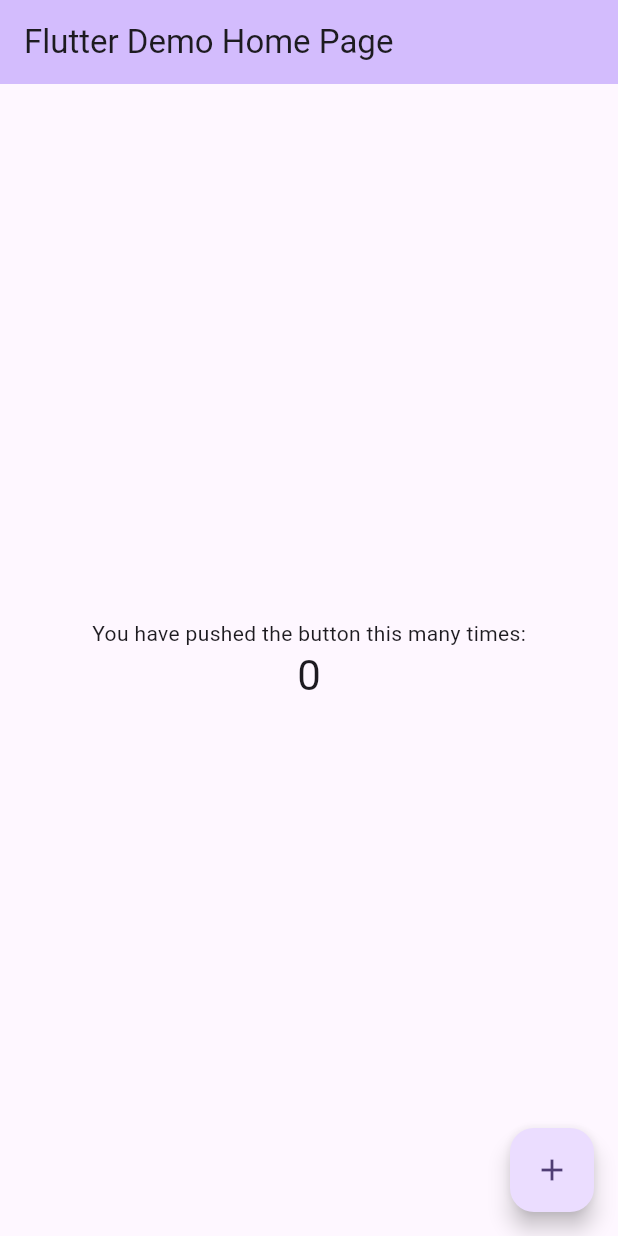
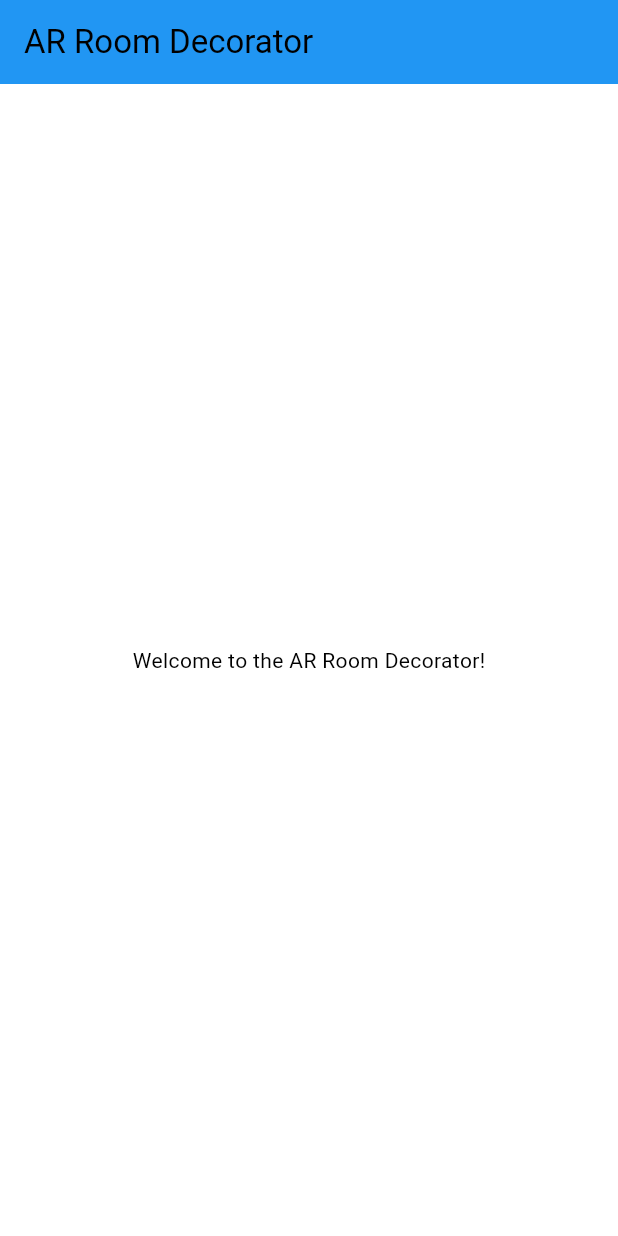
Before and after one commit to Abhishek00p/AR-Room-Decorator, a Flutter app: the screen it shows after launch, on a phone screen of 412 x 824 dp. Run offline on Flutter 3.47's test engine with Material 3 defaults, Android fonts, the phone set to English and light mode, and no system bars; our stand-ins replace go_router.

Commit message:
feat: Initial project setup for AR Room Decorator
Sets up the foundational structure for the application, following the specified clean architecture.

- Adds all required dependencies to `pubspec.yaml` for state management, AR, dependency injection, and other utilities.
- Creates the core directory structure (`core`, `data`, `domain`, `presentation`).
- Implements a basic theme in `core/theme/app_theme.dart`.
- Configures initial navigation with `go_router` in `core/utils/app_router.dart`, including a placeholder home page.
- Updates `main.dart` to integrate the new theme and router.

The initial dependency injection setup was reverted to ensure the project remains in a compilable state due to environment constraints preventing `flutter pub get` from being run.

```diff
--- /dev/null
+++ b/lib/core/theme/app_theme.dart
@@ -0,0 +1,21 @@
+import 'package:flutter/material.dart';
+
+class AppTheme {
+  static ThemeData get lightTheme {
+    return ThemeData(
+      primarySwatch: Colors.blue,
+      visualDensity: VisualDensity.adaptivePlatformDensity,
+      scaffoldBackgroundColor: Colors.white,
+      appBarTheme: const AppBarTheme(
+        color: Colors.blue,
+        elevation: 0,
+        iconTheme: IconThemeData(color: Colors.white),
+      ),
+      colorScheme: ColorScheme.fromSwatch(
+        primarySwatch: Colors.blue,
+      ).copyWith(
+        secondary: Colors.amber,
+      ),
+    );
+  }
+}
--- /dev/null
+++ b/lib/core/utils/app_router.dart
@@ -0,0 +1,16 @@
+import 'package:flutter/material.dart';
+import 'package:go_router/go_router.dart';
+import '../../presentation/pages/home_page.dart';
+
+class AppRouter {
+  static final GoRouter router = GoRouter(
+    routes: <GoRoute>[
+      GoRoute(
+        path: '/',
+        builder: (BuildContext context, GoRouterState state) {
+          return const HomePage();
+        },
+      ),
+    ],
+  );
+}
--- a/lib/main.dart
+++ b/lib/main.dart
@@ -1,4 +1,6 @@
 import 'package:flutter/material.dart';
+import 'package:room_decorator/core/theme/app_theme.dart';
+import 'package:room_decorator/core/utils/app_router.dart';
 
 void main() {
   runApp(const MyApp());
@@ -7,116 +9,13 @@ void main() {
 class MyApp extends StatelessWidget {
   const MyApp({super.key});
 
-  // This widget is the root of your application.
   @override
   Widget build(BuildContext context) {
-    return MaterialApp(
-      title: 'Flutter Demo',
-      theme: ThemeData(
-        // This is the theme of your application.
-        //
-        // TRY THIS: Try running your application with "flutter run". You'll see
-        // the application has a purple toolbar. Then, without quitting the app,
-        // try changing the seedColor in the colorScheme below to Colors.green
-        // and then invoke "hot reload" (save your changes or press the "hot
-        // reload" button in a Flutter-supported IDE, or press "r" if you used
-        // the command line to start the app).
-        //
-        // Notice that the counter didn't reset back to zero; the application
-        // state is not lost during the reload. To reset the state, use hot
-        // restart instead.
-        //
-        // This works for code too, not just values: Most code changes can be
-        // tested with just a hot reload.
-        colorScheme: ColorScheme.fromSeed(seedColor: Colors.deepPurple),
-      ),
-      home: const MyHomePage(title: 'Flutter Demo Home Page'),
+    return MaterialApp.router(
+      title: 'AR Room Decorator',
+      theme: AppTheme.lightTheme,
+      routerConfig: AppRouter.router,
+      debugShowCheckedModeBanner: false,
     );
   }
 }
-
-class MyHomePage extends StatefulWidget {
-  const MyHomePage({super.key, required this.title});
-
-  // This widget is the home page of your application. It is stateful, meaning
-  // that it has a State object (defined below) that contains fields that affect
-  // how it looks.
-
-  // This class is the configuration for the state. It holds the values (in this
-  // case the title) provided by the parent (in this case the App widget) and
-  // used by the build method of the State. Fields in a Widget subclass are
-  // always marked "final".
-
-  final String title;
-
-  @override
-  State<MyHomePage> createState() => _MyHomePageState();
-}
-
-class _MyHomePageState extends State<MyHomePage> {
-  int _counter = 0;
-
-  void _incrementCounter() {
-    setState(() {
-      // This call to setState tells the Flutter framework that something has
-      // changed in this State, which causes it to rerun the build method below
-      // so that the display can reflect the updated values. If we changed
-      // _counter without calling setState(), then the build method would not be
-      // called again, and so nothing would appear to happen.
-      _counter++;
-    });
-  }
-
-  @override
-  Widget build(BuildContext context) {
-    // This method is rerun every time setState is called, for instance as done
-    // by the _incrementCounter method above.
-    //
-    // The Flutter framework has been optimized to make rerunning build methods
-    // fast, so that you can just rebuild anything that needs updating rather
-    // than having to individually change instances of widgets.
-    return Scaffold(
-      appBar: AppBar(
-        // TRY THIS: Try changing the color here to a specific color (to
-        // Colors.amber, perhaps?) and trigger a hot reload to see the AppBar
-        // change color while the other colors stay the same.
-        backgroundColor: Theme.of(context).colorScheme.inversePrimary,
-        // Here we take the value from the MyHomePage object that was created by
-        // the App.build method, and use it to set our appbar title.
-        title: Text(widget.title),
-      ),
-      body: Center(
-        // Center is a layout widget. It takes a single child and positions it
-        // in the middle of the parent.
-        child: Column(
-          // Column is also a layout widget. It takes a list of children and
-          // arranges them vertically. By default, it sizes itself to fit its
-          // children horizontally, and tries to be as tall as its parent.
-          //
-          // Column has various properties to control how it sizes itself and
-          // how it positions its children. Here we use mainAxisAlignment to
-          // center the children vertically; the main axis here is the vertical
-          // axis because Columns are vertical (the cross axis would be
-          // horizontal).
-          //
-          // TRY THIS: Invoke "debug painting" (choose the "Toggle Debug Paint"
-          // action in the IDE, or press "p" in the console), to see the
-          // wireframe for each widget.
-          mainAxisAlignment: MainAxisAlignment.center,
-          children: <Widget>[
-            const Text('You have pushed the button this many times:'),
-            Text(
-              '$_counter',
-              style: Theme.of(context).textTheme.headlineMedium,
-            ),
-          ],
-        ),
-      ),
-      floatingActionButton: FloatingActionButton(
-        onPressed: _incrementCounter,
-        tooltip: 'Increment',
-        child: const Icon(Icons.add),
-      ), // This trailing comma makes auto-formatting nicer for build methods.
-    );
-  }
-}
--- /dev/null
+++ b/lib/presentation/pages/home_page.dart
@@ -0,0 +1,17 @@
+import 'package:flutter/material.dart';
+
+class HomePage extends StatelessWidget {
+  const HomePage({Key? key}) : super(key: key);
+
+  @override
+  Widget build(BuildContext context) {
+    return Scaffold(
+      appBar: AppBar(
+        title: const Text('AR Room Decorator'),
+      ),
+      body: const Center(
+        child: Text('Welcome to the AR Room Decorator!'),
+      ),
+    );
+  }
+}
```
Also changed, not shown: pubspec.yaml (+51 -10 lines).
